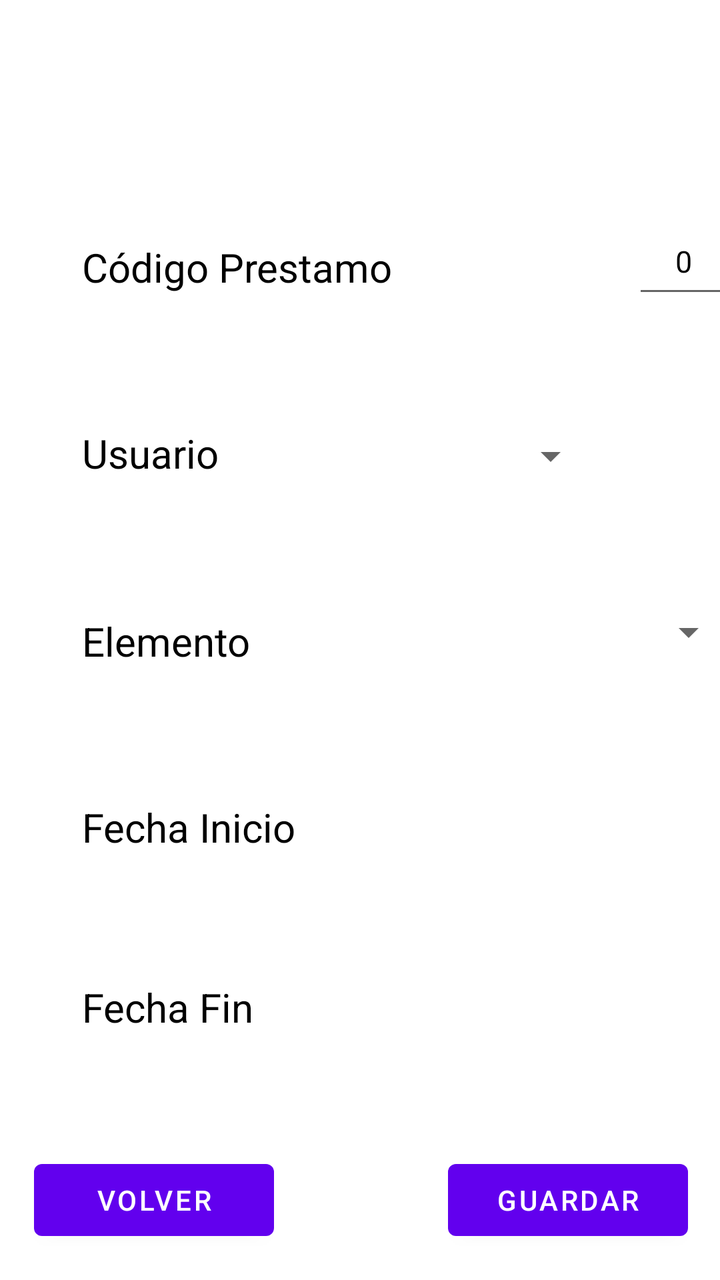
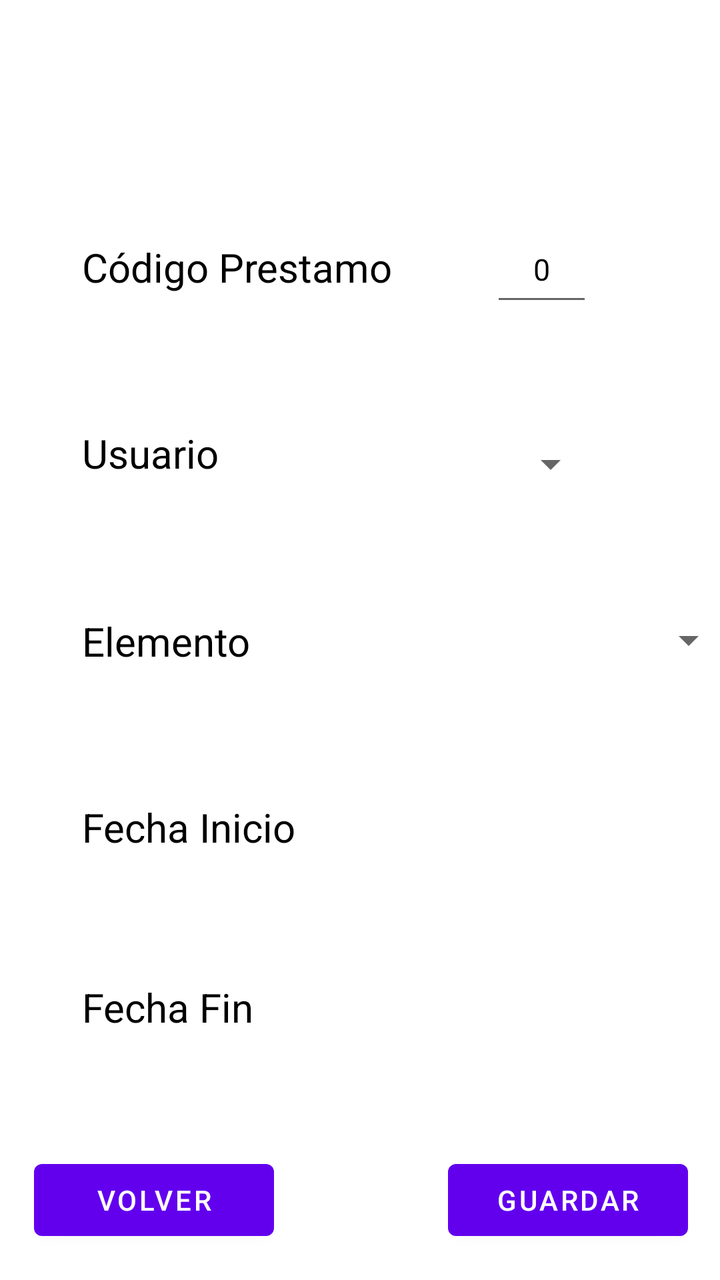

The first picture is an Android layout as it rendered before a commit; the second is the same layout after the commit. The layout source and the unified diff follow.
<!-- AndroidManifest.xml: application theme Theme.AplicacionIncidencias -->
<!-- res/layout/activity_info_prestamo.xml -->
<?xml version="1.0" encoding="utf-8"?>
<androidx.constraintlayout.widget.ConstraintLayout xmlns:android="http://schemas.android.com/apk/res/android"
    xmlns:app="http://schemas.android.com/apk/res-auto"
    xmlns:tools="http://schemas.android.com/tools"
    android:id="@+id/main"
    android:layout_width="match_parent"
    android:layout_height="match_parent"
    tools:context=".Prestamo.Activity_Info_Prestamo">

    <TextView
        android:id="@+id/textView"
        android:layout_width="wrap_content"
        android:layout_height="wrap_content"
        android:layout_marginStart="41dp"
        android:layout_marginTop="120dp"
        android:text="Código Prestamo "
        android:textColor="@color/black"
        android:textSize="20sp"
        app:layout_constraintStart_toStartOf="parent"
        app:layout_constraintTop_toTopOf="parent" />

    <EditText
        android:id="@+id/infoedCodigoPrestamo"
        android:layout_width="51dp"
        android:layout_height="50dp"
        android:layout_marginStart="115dp"
        android:layout_marginTop="104dp"
        android:gravity="center"
        android:text="0"
        android:textColor="@color/black"
        android:textSize="15sp"
        app:layout_constraintStart_toEndOf="@+id/textView"
        app:layout_constraintTop_toTopOf="parent" />

    <TextView
        android:id="@+id/textView2"
        android:layout_width="wrap_content"
        android:layout_height="wrap_content"
        android:layout_marginStart="41dp"
        android:layout_marginTop="66dp"
        android:text="Usuario "
        android:textColor="@color/black"
        android:textSize="20sp"
        app:layout_constraintStart_toStartOf="parent"
        app:layout_constraintTop_toBottomOf="@+id/textView" />


    <Spinner
        android:id="@+id/spinnerUsuario"
        android:layout_width="166dp"
        android:layout_height="36dp"
        android:layout_marginStart="19dp"
        android:layout_marginTop="56dp"
        android:textSize="15sp"
        app:layout_constraintStart_toEndOf="@+id/textView2"
        app:layout_constraintTop_toBottomOf="@+id/infoedCodigoPrestamo" />

    <TextView
        android:id="@+id/textView3"
        android:layout_width="wrap_content"
        android:layout_height="wrap_content"
        android:layout_marginStart="41dp"
        android:layout_marginTop="67dp"
        android:text="Elemento "
        android:textColor="@color/black"
        android:textSize="20sp"
        app:layout_constraintStart_toStartOf="parent"
        app:layout_constraintTop_toBottomOf="@+id/textView2" />

    <Spinner
        android:id="@+id/spinnerElemento"
        android:layout_width="166dp"
        android:layout_height="36dp"
        android:layout_marginStart="72dp"
        android:layout_marginTop="52dp"
        android:textSize="15sp"
        app:layout_constraintStart_toEndOf="@+id/textView3"
        app:layout_constraintTop_toBottomOf="@+id/spinnerUsuario" />

    <TextView
        android:id="@+id/textView4"
        android:layout_width="wrap_content"
        android:layout_height="wrap_content"
        android:layout_marginStart="41dp"
        android:layout_marginTop="66dp"
        android:text="Fecha Inicio "
        android:textColor="@color/black"
        android:textSize="20sp"
        app:layout_constraintStart_toStartOf="parent"
        app:layout_constraintTop_toBottomOf="@+id/textView3" />

    <TextView
        android:id="@+id/infotvfechaInicio"
        android:layout_width="wrap_content"
        android:layout_height="wrap_content"
        android:layout_marginStart="76dp"
        android:layout_marginTop="72dp"
        android:gravity="center"
        android:textColor="@color/black"
        android:textSize="15sp"
        app:layout_constraintStart_toEndOf="@+id/textView4"
        app:layout_constraintTop_toBottomOf="@+id/spinnerElemento" />

    <TextView
        android:id="@+id/textView5"
        android:layout_width="wrap_content"
        android:layout_height="wrap_content"
        android:layout_marginStart="41dp"
        android:layout_marginTop="63dp"
        android:text="Fecha Fin "
        android:textColor="@color/black"
        android:textSize="20sp"
        app:layout_constraintStart_toStartOf="parent"
        app:layout_constraintTop_toBottomOf="@+id/textView4" />

    <TextView
        android:id="@+id/infotvfechaFin"
        android:layout_width="wrap_content"
        android:layout_height="wrap_content"
        android:layout_marginStart="100dp"
        android:layout_marginTop="76dp"
        android:gravity="center"
        android:textColor="@color/black"
        android:textSize="15sp"
        app:layout_constraintStart_toEndOf="@+id/textView5"
        app:layout_constraintTop_toBottomOf="@id/infotvfechaInicio" />

    <Button
        android:id="@+id/btnGuardarPrestamo"
        android:layout_width="120dp"
        android:layout_height="wrap_content"
        android:layout_marginEnd="16dp"
        android:layout_marginBottom="16dp"
        android:text="Guardar"
        app:layout_constraintBottom_toBottomOf="parent"
        app:layout_constraintEnd_toEndOf="parent" />

    <Button
        android:id="@+id/btnVolverPrestamo"
        android:layout_width="120dp"
        android:layout_height="wrap_content"
        android:layout_marginStart="17dp"
        android:layout_marginBottom="16dp"
        android:text="Volver"
        app:layout_constraintBottom_toBottomOf="parent"
        app:layout_constraintStart_toStartOf="parent" />


</androidx.constraintlayout.widget.ConstraintLayout>
<!-- resources referenced by this layout -->
<resources>
  <color name="black">#FF000000</color>
  <style name="Theme.AplicacionIncidencias" parent="Theme.MaterialComponents.DayNight.DarkActionBar">
          
          <item name="colorPrimary">@color/purple_500</item>
          <item name="colorPrimaryVariant">@color/purple_700</item>
          <item name="colorOnPrimary">@color/white</item>
          
          <item name="colorSecondary">@color/teal_200</item>
          <item name="colorSecondaryVariant">@color/teal_700</item>
          <item name="colorOnSecondary">@color/black</item>
          
          <item name="android:statusBarColor">?attr/colorPrimaryVariant</item>
          
      </style>
  <color name="purple_500">#FF6200EE</color>
  <color name="purple_700">#FF3700B3</color>
  <color name="white">#FFFFFFFF</color>
  <color name="teal_200">#FF03DAC5</color>
  <color name="teal_700">#FF018786</color>
</resources>

<!-- the commit's change to res/layout/activity_info_prestamo.xml (unified diff, before → after) -->
@@ -8,7 +8,7 @@
     tools:context=".Prestamo.Activity_Info_Prestamo">
 
     <TextView
-        android:id="@+id/textView"
+        android:id="@+id/tvCodigoPrestamo"
         android:layout_width="wrap_content"
         android:layout_height="wrap_content"
         android:layout_marginStart="41dp"
@@ -23,13 +23,13 @@
         android:id="@+id/infoedCodigoPrestamo"
         android:layout_width="51dp"
         android:layout_height="50dp"
-        android:layout_marginStart="115dp"
-        android:layout_marginTop="104dp"
+        android:layout_marginStart="44dp"
+        android:layout_marginTop="108dp"
         android:gravity="center"
         android:text="0"
         android:textColor="@color/black"
         android:textSize="15sp"
-        app:layout_constraintStart_toEndOf="@+id/textView"
+        app:layout_constraintStart_toEndOf="@+id/tvCodigoPrestamo"
         app:layout_constraintTop_toTopOf="parent" />
 
     <TextView
@@ -42,7 +42,7 @@
         android:textColor="@color/black"
         android:textSize="20sp"
         app:layout_constraintStart_toStartOf="parent"
-        app:layout_constraintTop_toBottomOf="@+id/textView" />
+        app:layout_constraintTop_toBottomOf="@+id/tvCodigoPrestamo" />
 
 
     <Spinner
